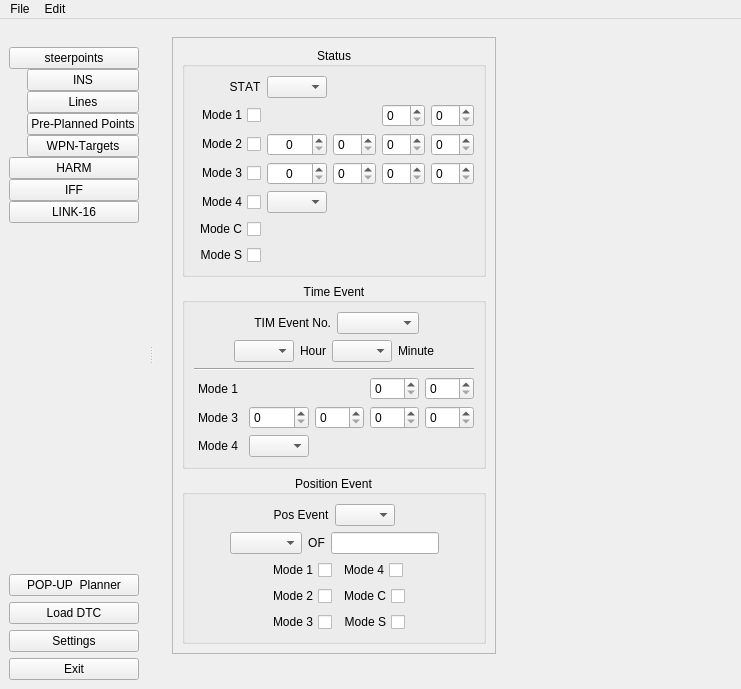
scplo2753/NeoDP, file src/NeoDP.ui: the form before one commit.
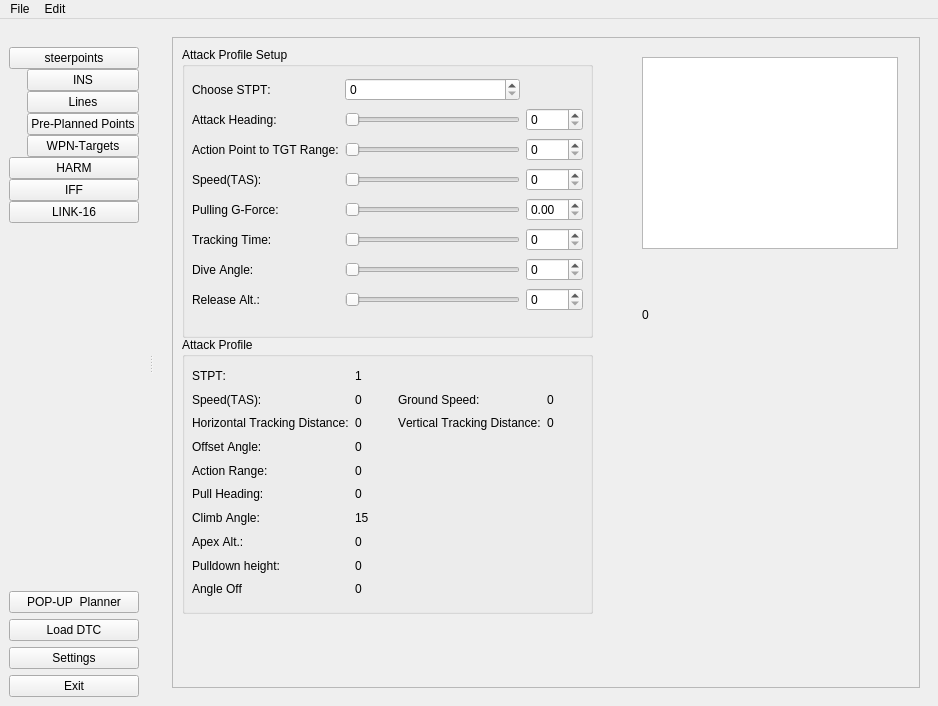
The form after the commit.

What changed in the file:
```diff
--- a/src/NeoDP.ui
+++ b/src/NeoDP.ui
@@ -6,8 +6,8 @@
    <rect>
     <x>0</x>
     <y>0</y>
-    <width>741</width>
-    <height>689</height>
+    <width>938</width>
+    <height>706</height>
    </rect>
   </property>
   <property name="sizePolicy">
@@ -855,6 +855,390 @@
         </item>
        </layout>
       </widget>
+      <widget class="QWidget" name="PopUpWidget">
+       <layout class="QGridLayout" name="gridLayout_43">
+        <item row="0" column="0">
+         <widget class="QFrame" name="frame_4">
+          <property name="frameShape">
+           <enum>QFrame::Shape::StyledPanel</enum>
+          </property>
+          <property name="frameShadow">
+           <enum>QFrame::Shadow::Raised</enum>
+          </property>
+          <widget class="QGroupBox" name="groupBox_14">
+           <property name="geometry">
+            <rect>
+             <x>10</x>
+             <y>10</y>
+             <width>411</width>
+             <height>291</height>
+            </rect>
+           </property>
+           <property name="title">
+            <string>Attack Profile Setup</string>
+           </property>
+           <widget class="QWidget" name="layoutWidget">
+            <property name="geometry">
+             <rect>
+              <x>10</x>
+              <y>30</y>
+              <width>391</width>
+              <height>241</height>
+             </rect>
+            </property>
+            <layout class="QGridLayout" name="gridLayout_53">
+             <item row="6" column="0">
+              <widget class="QLabel" name="label_31">
+               <property name="text">
+                <string>Dive Angle:</string>
+               </property>
+              </widget>
+             </item>
+             <item row="2" column="0">
+              <widget class="QLabel" name="label_77">
+               <property name="text">
+                <string>Action Point to TGT Range:</string>
+               </property>
+              </widget>
+             </item>
+             <item row="2" column="2" colspan="2">
+              <widget class="QSpinBox" name="spinBox_Action_Range"/>
+             </item>
+             <item row="5" column="1">
+              <widget class="QSlider" name="horizontalSlider_Tracking_Time">
+               <property name="orientation">
+                <enum>Qt::Orientation::Horizontal</enum>
+               </property>
+              </widget>
+             </item>
+             <item row="4" column="0">
+              <widget class="QLabel" name="label_81">
+               <property name="text">
+                <string>Pulling G-Force:</string>
+               </property>
+              </widget>
+             </item>
+             <item row="0" column="0">
+              <widget class="QLabel" name="label_99">
+               <property name="text">
+                <string>Choose STPT:</string>
+               </property>
+              </widget>
+             </item>
+             <item row="1" column="2" colspan="2">
+              <widget class="QSpinBox" name="spinBox_Attack_Heading"/>
+             </item>
+             <item row="3" column="0">
+              <widget class="QLabel" name="label_78">
+               <property name="text">
+                <string>Speed(TAS):</string>
+               </property>
+              </widget>
+             </item>
+             <item row="3" column="2" colspan="2">
+              <widget class="QSpinBox" name="spinBox_Speed"/>
+             </item>
+             <item row="3" column="1">
+              <widget class="QSlider" name="horizontalSlider_Speed">
+               <property name="orientation">
+                <enum>Qt::Orientation::Horizontal</enum>
+               </property>
+              </widget>
+             </item>
+             <item row="7" column="1">
+              <widget class="QSlider" name="horizontalSlider_Release_Alt">
+               <property name="orientation">
+                <enum>Qt::Orientation::Horizontal</enum>
+               </property>
+              </widget>
+             </item>
+             <item row="4" column="2" colspan="2">
+              <widget class="QDoubleSpinBox" name="doubleSpinBox_Pulling_G"/>
+             </item>
+             <item row="1" column="0">
+              <widget class="QLabel" name="label_80">
+               <property name="text">
+                <string>Attack Heading:</string>
+               </property>
+              </widget>
+             </item>
+             <item row="4" column="1">
+              <widget class="QSlider" name="horizontalSlider_Pulling_G">
+               <property name="orientation">
+                <enum>Qt::Orientation::Horizontal</enum>
+               </property>
+              </widget>
+             </item>
+             <item row="1" column="1">
+              <widget class="QSlider" name="horizontalSlider_Attack_Heading">
+               <property name="orientation">
+                <enum>Qt::Orientation::Horizontal</enum>
+               </property>
+              </widget>
+             </item>
+             <item row="0" column="1">
+              <widget class="QSpinBox" name="spinBox_PopUp_STPT"/>
+             </item>
+             <item row="5" column="2" colspan="2">
+              <widget class="QSpinBox" name="spinBox_Tracking_Time"/>
+             </item>
+             <item row="7" column="0">
+              <widget class="QLabel" name="label_57">
+               <property name="text">
+                <string>Release Alt.:</string>
+               </property>
+              </widget>
+             </item>
+             <item row="5" column="0">
+              <widget class="QLabel" name="label_79">
+               <property name="text">
+                <string>Tracking Time:</string>
+               </property>
+              </widget>
+             </item>
+             <item row="6" column="2" colspan="2">
+              <widget class="QSpinBox" name="spinBox_Dive_Angle"/>
+             </item>
+             <item row="7" column="2" colspan="2">
+              <widget class="QSpinBox" name="spinBox_Release_Alt"/>
+             </item>
+             <item row="2" column="1">
+              <widget class="QSlider" name="horizontalSlider_Action_Range">
+               <property name="orientation">
+                <enum>Qt::Orientation::Horizontal</enum>
+               </property>
+              </widget>
+             </item>
+             <item row="6" column="1">
+              <widget class="QSlider" name="horizontalSlider_Dive_Angle">
+               <property name="orientation">
+                <enum>Qt::Orientation::Horizontal</enum>
+               </property>
+              </widget>
+             </item>
+            </layout>
+           </widget>
+          </widget>
+          <widget class="QGroupBox" name="groupBox_15">
+           <property name="geometry">
+            <rect>
+             <x>10</x>
+             <y>300</y>
+             <width>411</width>
+             <height>277</height>
+            </rect>
+           </property>
+           <property name="title">
+            <string>Attack Profile</string>
+           </property>
+           <widget class="QWidget" name="layoutWidget">
+            <property name="geometry">
+             <rect>
+              <x>10</x>
+              <y>30</y>
+              <width>391</width>
+              <height>231</height>
+             </rect>
+            </property>
+            <layout class="QGridLayout" name="gridLayout_54">
+             <item row="9" column="1">
+              <widget class="QLabel" name="label_98">
+               <property name="text">
+                <string>0</string>
+               </property>
+              </widget>
+             </item>
+             <item row="1" column="3">
+              <widget class="QLabel" name="label_GS">
+               <property name="text">
+                <string>0</string>
+               </property>
+              </widget>
+             </item>
+             <item row="4" column="0">
+              <widget class="QLabel" name="label_91">
+               <property name="text">
+                <string>Action Range:</string>
+               </property>
+              </widget>
+             </item>
+             <item row="8" column="1">
+              <widget class="QLabel" name="label_97">
+               <property name="text">
+                <string>0</string>
+               </property>
+              </widget>
+             </item>
+             <item row="1" column="2">
+              <widget class="QLabel" name="label_82">
+               <property name="text">
+                <string>Ground Speed:</string>
+               </property>
+              </widget>
+             </item>
+             <item row="6" column="1">
+              <widget class="QLabel" name="label_ClimbAngle">
+               <property name="text">
+                <string>15</string>
+               </property>
+              </widget>
+             </item>
+             <item row="6" column="0">
+              <widget class="QLabel" name="label_87">
+               <property name="text">
+                <string>Climb Angle:</string>
+               </property>
+              </widget>
+             </item>
+             <item row="8" column="0">
+              <widget class="QLabel" name="label_95">
+               <property name="text">
+                <string>Pulldown height:</string>
+               </property>
+              </widget>
+             </item>
+             <item row="9" column="0">
+              <widget class="QLabel" name="label_96">
+               <property name="text">
+                <string>Angle Off</string>
+               </property>
+              </widget>
+             </item>
+             <item row="1" column="0">
+              <widget class="QLabel" name="label_76">
+               <property name="text">
+                <string>Speed(TAS):</string>
+               </property>
+              </widget>
+             </item>
+             <item row="7" column="1">
+              <widget class="QLabel" name="label_94">
+               <property name="text">
+                <string>0</string>
+               </property>
+              </widget>
+             </item>
+             <item row="3" column="0">
+              <widget class="QLabel" name="label_83">
+               <property name="text">
+                <string>Offset Angle:</string>
+               </property>
+              </widget>
+             </item>
+             <item row="1" column="1">
+              <widget class="QLabel" name="label_Speed">
+               <property name="text">
+                <string>0</string>
+               </property>
+              </widget>
+             </item>
+             <item row="3" column="1">
+              <widget class="QLabel" name="label_84">
+               <property name="text">
+                <string>0</string>
+               </property>
+              </widget>
+             </item>
+             <item row="5" column="1">
+              <widget class="QLabel" name="label_86">
+               <property name="text">
+                <string>0</string>
+               </property>
+              </widget>
+             </item>
+             <item row="0" column="1">
+              <widget class="QLabel" name="label_PopUp_STPT">
+               <property name="text">
+                <string>1</string>
+               </property>
+              </widget>
+             </item>
+             <item row="0" column="0">
+              <widget class="QLabel" name="label_89">
+               <property name="text">
+                <string>STPT:</string>
+               </property>
+              </widget>
+             </item>
+             <item row="5" column="0">
+              <widget class="QLabel" name="label_85">
+               <property name="text">
+                <string>Pull Heading:</string>
+               </property>
+              </widget>
+             </item>
+             <item row="7" column="0">
+              <widget class="QLabel" name="label_93">
+               <property name="text">
+                <string>Apex Alt.:</string>
+               </property>
+              </widget>
+             </item>
+             <item row="4" column="1">
+              <widget class="QLabel" name="label_ActionRange">
+               <property name="text">
+                <string>0</string>
+               </property>
+              </widget>
+             </item>
+             <item row="2" column="0">
+              <widget class="QLabel" name="label_90">
+               <property name="text">
+                <string>Horizontal Tracking Distance:</string>
+               </property>
+              </widget>
+             </item>
+             <item row="2" column="2">
+              <widget class="QLabel" name="label_100">
+               <property name="text">
+                <string>Vertical Tracking Distance:</string>
+               </property>
+              </widget>
+             </item>
+             <item row="2" column="1">
+              <widget class="QLabel" name="label_HorizontalTrackingDistance">
+               <property name="text">
+                <string>0</string>
+               </property>
+              </widget>
+             </item>
+             <item row="2" column="3">
+              <widget class="QLabel" name="label_VerticalTrackingDistance">
+               <property name="text">
+                <string>0</string>
+               </property>
+              </widget>
+             </item>
+            </layout>
+           </widget>
+          </widget>
+          <widget class="QLabel" name="label_VIPtoTGT_BRG">
+           <property name="geometry">
+            <rect>
+             <x>470</x>
+             <y>270</y>
+             <width>49</width>
+             <height>16</height>
+            </rect>
+           </property>
+           <property name="text">
+            <string>0</string>
+           </property>
+          </widget>
+          <widget class="QGraphicsView" name="graphicsView">
+           <property name="geometry">
+            <rect>
+             <x>470</x>
+             <y>20</y>
+             <width>256</width>
+             <height>192</height>
+            </rect>
+           </property>
+          </widget>
+         </widget>
+        </item>
+       </layout>
+      </widget>
       <widget class="QWidget" name="IFFWidget">
        <layout class="QFormLayout" name="formLayout">
         <item row="0" column="0">
@@ -2193,7 +2577,7 @@
     <rect>
      <x>0</x>
      <y>0</y>
-     <width>741</width>
+     <width>938</width>
      <height>33</height>
     </rect>
    </property>
```
